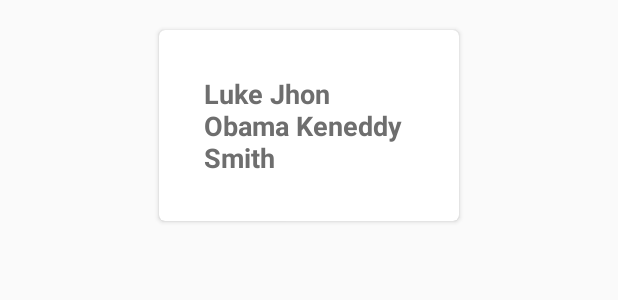
After one commit to leangl/Paladin, an Android app: the layout empty_layout.xml on its own in the app's theme, with its tools: preview values and no code run, on a phone screen of 412 x 824 dp. The commit adds this screen. Shown: the top 300 px of the screen. Run offline under Robolectric (Android 15) with nearby library versions, the light colour scheme and no system bars.

```diff
--- a/app/src/main/java/com/nanospark/gard/ui/custom/BaseActivity.java
+++ b/app/src/main/java/com/nanospark/gard/ui/custom/BaseActivity.java
@@ -193,6 +193,6 @@ public abstract class BaseActivity extends mobi.tattu.utils.activities.BaseActiv
     }
 
     public Object getViewInToolbar(int id){
-        return findViewById(R.id.toolbar_container).findViewById(id);
+        return findViewById(id);
     }
 }
--- a/app/src/main/res/layout-land/fragment_create_user.xml
+++ b/app/src/main/res/layout-land/fragment_create_user.xml
@@ -8,7 +8,8 @@
     <LinearLayout
         android:layout_width="match_parent"
         android:layout_height="match_parent"
-        android:orientation="vertical">
+        android:orientation="vertical"
+        android:background="@color/white">
 
 
         <LinearLayout
--- a/app/src/main/res/layout-land/fragment_main.xml
+++ b/app/src/main/res/layout-land/fragment_main.xml
@@ -2,14 +2,14 @@
 <ScrollView xmlns:android="http://schemas.android.com/apk/res/android"
     android:layout_height="match_parent"
     android:layout_width="match_parent"
-            android:fillViewport="true">
+            android:fillViewport="true"
+            >
 
 
     <RelativeLayout
         android:orientation="horizontal" android:layout_width="match_parent"
         android:layout_height="match_parent"
-        android:background="@color/grey_300"
-        android:gravity="center_vertical">
+             android:gravity="center_vertical">
 
 
         <FrameLayout
--- a/app/src/main/res/layout/door_layout.xml
+++ b/app/src/main/res/layout/door_layout.xml
@@ -4,7 +4,8 @@
     android:layout_width="match_parent"
     android:layout_height="wrap_content"
     android:layout_margin="10dp"
-    android:orientation="vertical">
+    android:orientation="vertical"
+                >
 
     <android.support.v7.widget.CardView
         xmlns:android="http://schemas.android.com/apk/res/android"
--- /dev/null
+++ b/app/src/main/res/layout/empty_layout.xml
@@ -0,0 +1,65 @@
+<?xml version="1.0" encoding="utf-8"?>
+<RelativeLayout xmlns:android="http://schemas.android.com/apk/res/android"
+                xmlns:card_view="http://schemas.android.com/apk/res-auto"
+                android:layout_width="match_parent"
+                android:layout_height="wrap_content"
+                android:layout_margin="10dp"
+                android:orientation="vertical">
+
+    <android.support.v7.widget.CardView
+        xmlns:android="http://schemas.android.com/apk/res/android"
+        xmlns:card_view="http://schemas.android.com/apk/res-auto"
+        android:id="@+id/cardview_door"
+        android:layout_width="200dp"
+        android:layout_height="wrap_content"
+        card_view:cardBackgroundColor="@color/cardview_background"
+        card_view:cardCornerRadius="4dp"
+        card_view:cardPreventCornerOverlap="false"
+        card_view:cardUseCompatPadding="false"
+        card_view:contentPadding="0dp"
+        android:layout_centerVertical="true"
+        android:layout_centerHorizontal="true"
+        android:layout_margin="10dp">
+
+        <LinearLayout
+            android:layout_width="wrap_content"
+            android:layout_height="wrap_content"
+            android:orientation="vertical"
+            android:layout_alignParentBottom="true"
+            android:layout_alignParentRight="true"
+            android:layout_alignParentEnd="true"
+
+            >
+
+
+            <RelativeLayout
+                android:layout_width="match_parent"
+                android:layout_height="wrap_content">
+
+                <LinearLayout
+                    android:orientation="horizontal"
+                    android:layout_width="match_parent"
+                    android:layout_height="wrap_content"
+                    android:layout_alignParentTop="true"
+                    android:layout_alignParentLeft="true"
+                    android:layout_alignParentStart="true"
+                    android:id="@+id/linearLayout">
+
+                    <TextView
+                        android:layout_width="wrap_content"
+                        android:layout_height="wrap_content"
+                        android:textAppearance="?android:attr/textAppearanceMedium"
+                        android:text="Luke Jhon Obama Keneddy Smith"
+                        android:id="@+id/textview_empty"
+                        android:layout_weight="0.2"
+                        android:textColor="@color/text_color_bold"
+                        android:textStyle="bold"
+                        android:layout_margin="30dp"/>
+
+                </LinearLayout>
+
+            </RelativeLayout>
+
+        </LinearLayout>
+    </android.support.v7.widget.CardView>
+</RelativeLayout>
--- a/app/src/main/res/layout/fragment_create_user.xml
+++ b/app/src/main/res/layout/fragment_create_user.xml
@@ -8,7 +8,8 @@
     <LinearLayout
         android:layout_width="match_parent"
         android:layout_height="match_parent"
-        android:orientation="vertical">
+        android:orientation="vertical"
+        android:background="@color/white">
 
 
         <LinearLayout
--- a/app/src/main/res/layout/fragment_log.xml
+++ b/app/src/main/res/layout/fragment_log.xml
@@ -4,7 +4,7 @@
     xmlns:app="http://schemas.android.com/apk/res-auto"
     android:layout_width="match_parent"
     android:layout_height="match_parent"
-    android:background="@color/activity_main_background">
+    >
 
     <android.support.v7.widget.RecyclerView
         android:id="@+id/recycler_view"
--- a/app/src/main/res/layout/fragment_main.xml
+++ b/app/src/main/res/layout/fragment_main.xml
@@ -6,7 +6,7 @@
 <LinearLayout
     android:orientation="vertical" android:layout_width="match_parent"
     android:layout_height="match_parent"
-    android:background="@color/grey_300">
+    >
 
 
     <FrameLayout
--- a/app/src/main/res/values/colors.xml
+++ b/app/src/main/res/values/colors.xml
@@ -7,7 +7,7 @@
     <color name="text_tab_unselected">#a4bbc7</color>
     <color name="cardview_background">#ffffff</color>
     <color name="toolbar_background">@color/background_material_dark</color>
-    <color name="activity_main_background">#eeeeee</color>
+    <!--<color name="activity_main_background">#eeeeee</color>-->
 
     <color name="door_one_background">#ee9c26</color>
     <color name="door_two_background">#a6e04b</color>
--- a/app/src/main/res/values/strings.xml
+++ b/app/src/main/res/values/strings.xml
@@ -56,4 +56,6 @@
     <string name="passcode_label">Passcode:</string>
     <string name="hint_time_limits">________</string>
     <string name="error_name_msg">A user already exists with that name</string>
+    <string name="error_name_invalid">Username is invalid</string>
+    <string name="empty_users_msg">No registered users</string>
 </resources>
```
Also changed, not shown: app/src/main/java/com/nanospark/gard/ui/fragments/CreateUserFragment.java (+26 -5 lines), app/src/main/java/com/nanospark/gard/ui/fragments/UsersFragment.java (+24 -8 lines), app/src/main/res/layout-land/activity_main.xml (+25 -6 lines), app/src/main/res/layout-land/activity_main_tab.xml (+36 -11 lines), app/src/main/res/layout/activity_main.xml (+24 -6 lines), app/src/main/res/layout/activity_main_tab.xml (+33 -8 lines), 3 other files.
